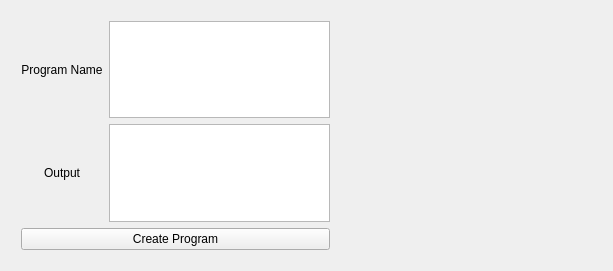
First picture: the form in Protobyte/ProtoCreator/ProtoCreator/protocreator.ui, repository irajgreenberg/Protobyte_0.1.5_quark, before the edit.
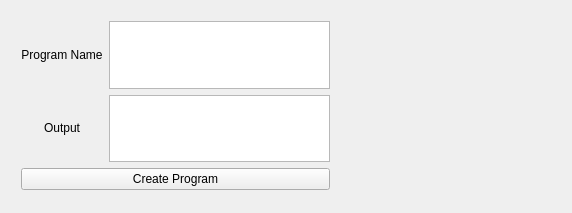
Second picture: the form after the edit. Icons and pictures are not drawn.

Commit message: changed pitcure in ProtoCreator program. Background of cube picture matches background of window.

Diff of the .ui file:
```diff
--- a/Protobyte/ProtoCreator/ProtoCreator/protocreator.ui
+++ b/Protobyte/ProtoCreator/ProtoCreator/protocreator.ui
@@ -6,8 +6,8 @@
    <rect>
     <x>0</x>
     <y>0</y>
-    <width>613</width>
-    <height>271</height>
+    <width>572</width>
+    <height>213</height>
    </rect>
   </property>
   <property name="windowTitle">
@@ -20,7 +20,7 @@
       <x>10</x>
       <y>10</y>
       <width>331</width>
-      <height>251</height>
+      <height>191</height>
      </rect>
     </property>
     <layout class="QVBoxLayout" name="verticalLayout_3">
@@ -70,10 +70,16 @@
      <rect>
       <x>350</x>
       <y>10</y>
-      <width>251</width>
-      <height>251</height>
+      <width>210</width>
+      <height>181</height>
      </rect>
     </property>
+    <property name="minimumSize">
+     <size>
+      <width>210</width>
+      <height>170</height>
+     </size>
+    </property>
     <property name="text">
      <string/>
     </property>
```
Left out of the diff: 2 changed lines with no effect on the pictures. The commit also changes 6 other files.
